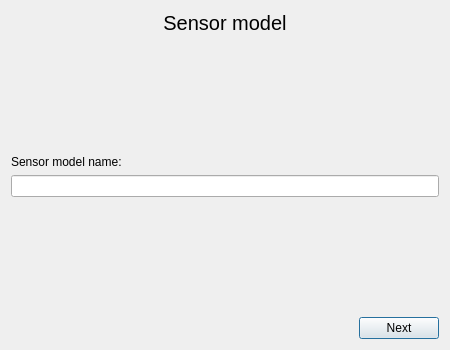
This is gui/designer/new_sensor_model_name.ui in jacob-kamminga/AI-Sensus as Qt 5 draws it before an edit. The edited form follows.
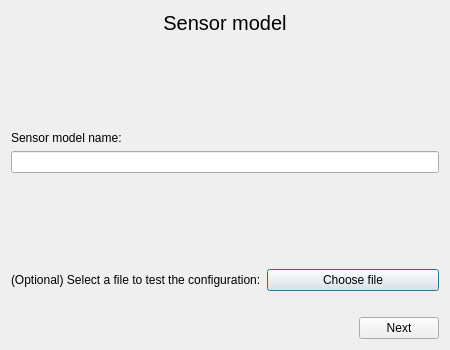
This is the edited form.

Commit message: Fix undefined constants error Add test file prompt when adding a new sensor model

Patch:
```diff
--- a/gui/designer/new_sensor_model_name.ui
+++ b/gui/designer/new_sensor_model_name.ui
@@ -96,6 +96,31 @@
        </property>
       </spacer>
      </item>
+     <item>
+      <layout class="QHBoxLayout" name="horizontalLayout_3">
+       <item>
+        <widget class="QLabel" name="label_choose_file">
+         <property name="text">
+          <string>(Optional) Select a file to test the configuration:</string>
+         </property>
+        </widget>
+       </item>
+       <item>
+        <widget class="QPushButton" name="pushButton_choose_file">
+         <property name="text">
+          <string>Choose file</string>
+         </property>
+        </widget>
+       </item>
+      </layout>
+     </item>
+     <item>
+      <widget class="QLabel" name="label_selected_file">
+       <property name="text">
+        <string/>
+       </property>
+      </widget>
+     </item>
      <item>
       <layout class="QHBoxLayout" name="horizontalLayout">
        <item>
```
The commit also changes 11 other files.
